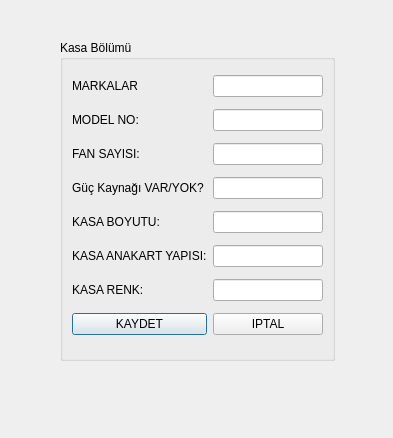
onur35iii/TeknolojiMarketiOtomasyonu, file UI/VeriFormlari/tmokasatanimlamaformu.ui: the form before one commit.
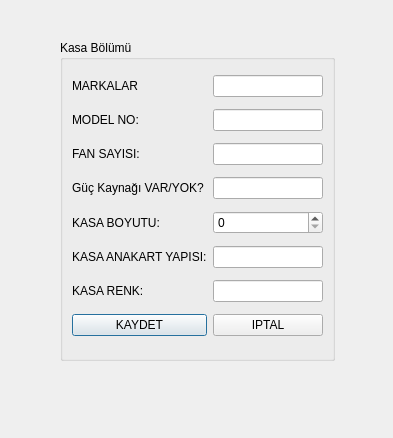
The form after the commit.

Patch:
```diff
--- a/UI/VeriFormlari/tmokasatanimlamaformu.ui
+++ b/UI/VeriFormlari/tmokasatanimlamaformu.ui
@@ -29,9 +29,6 @@
     <item row="2" column="1">
      <widget class="QLineEdit" name="LEFanSayisi"/>
     </item>
-    <item row="4" column="1">
-     <widget class="QLineEdit" name="LEKasaBoyutu"/>
-    </item>
     <item row="5" column="1">
      <widget class="QLineEdit" name="LEKasaAnakartYapisi"/>
     </item>
@@ -131,6 +128,9 @@
     <item row="3" column="1">
      <widget class="QLineEdit" name="LEGucKaynagi"/>
     </item>
+    <item row="4" column="1">
+     <widget class="QSpinBox" name="SBKasaBoyutu"/>
+    </item>
    </layout>
   </widget>
  </widget>
```
Left out of the diff: 4 changed lines with no effect on the pictures.
